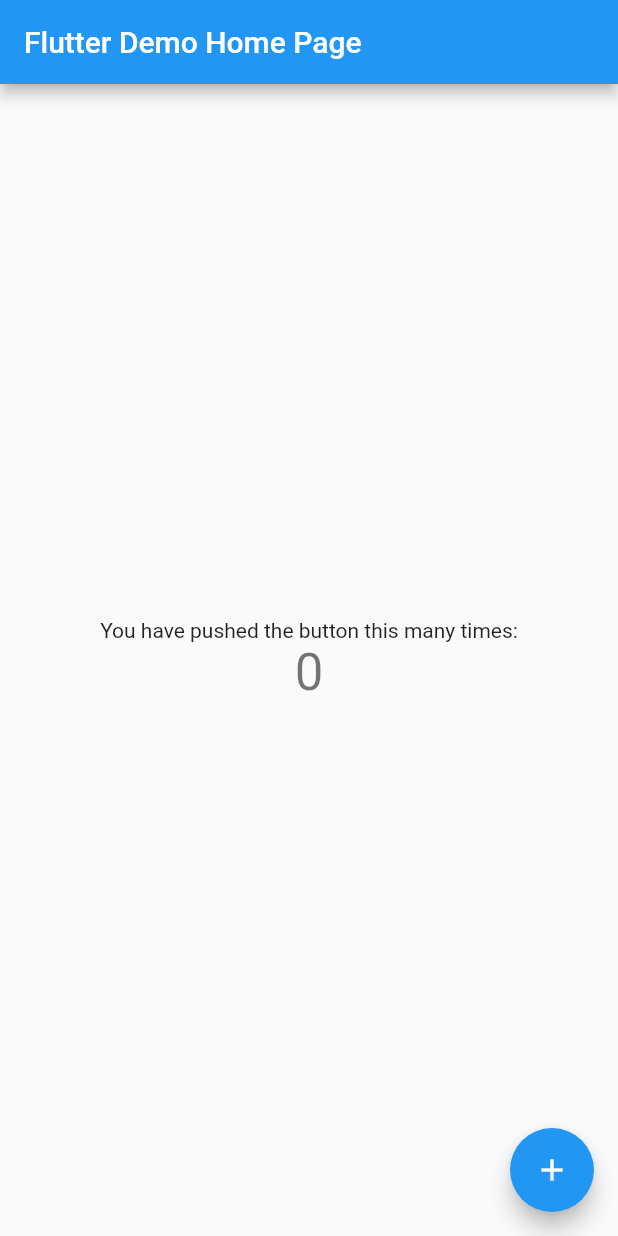
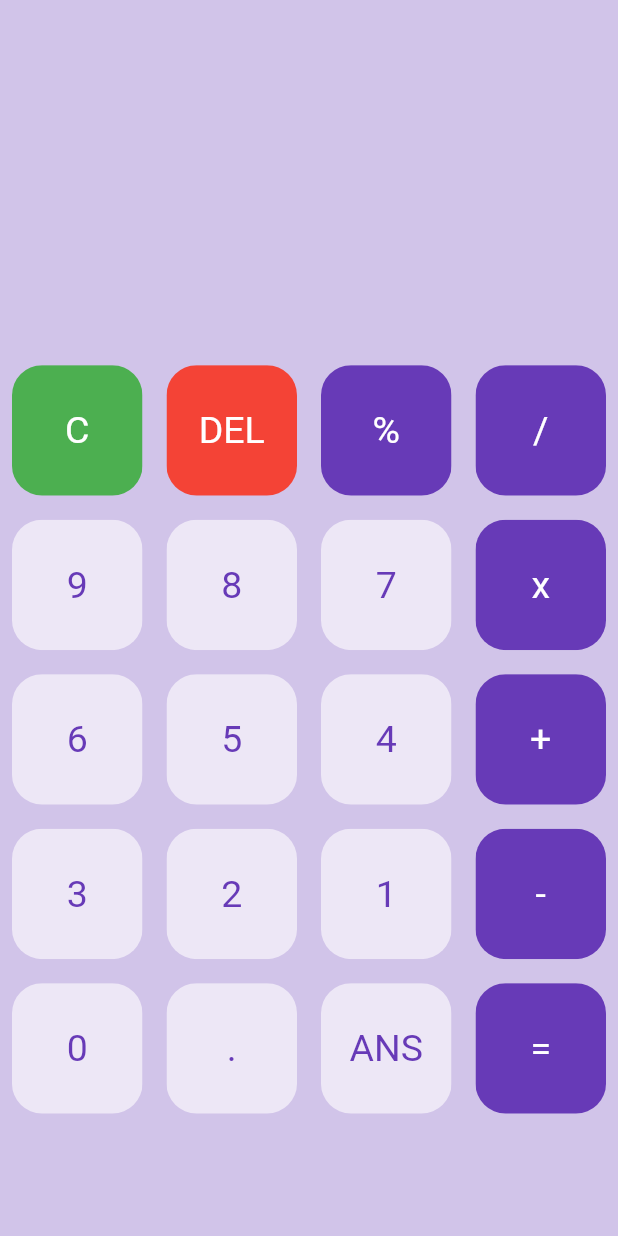
Before and after one commit to jacksari/calculadora-flutter, a Flutter app: the screen it shows after launch, on a phone screen of 412 x 824 dp. Run offline on Flutter 3.47's test engine with Material 2 defaults, Android fonts, the phone set to English and light mode, and no system bars; our stand-ins replace math_expressions.

Commit message:
finalizado v1

```diff
--- /dev/null
+++ b/lib/buttons.dart
@@ -0,0 +1,32 @@
+import 'package:flutter/material.dart';
+
+class MyButton extends StatelessWidget {
+  final color;
+  final textColor;
+  final String buttonText;
+  final buttonTapped;
+
+  MyButton({this.color, this.textColor, this.buttonText, this.buttonTapped});
+
+  @override
+  Widget build(BuildContext context) {
+    return GestureDetector(
+      onTap: buttonTapped,
+      child: Padding(
+        padding: const EdgeInsets.all(8.0),
+        child: ClipRRect(
+          borderRadius: BorderRadius.circular(20),
+          child: Container(
+            color: color,
+            child: Center(
+              child: Text(
+                buttonText,
+                style: TextStyle(color: textColor, fontSize: 25),
+              ),
+            ),
+          ),
+        ),
+      ),
+    );
+  }
+}
--- a/lib/main.dart
+++ b/lib/main.dart
@@ -1,113 +1,170 @@
+import 'package:calculadora/buttons.dart';
 import 'package:flutter/material.dart';
+import 'package:math_expressions/math_expressions.dart';
 
 void main() {
   runApp(MyApp());
 }
 
 class MyApp extends StatelessWidget {
-  // This widget is the root of your application.
   @override
   Widget build(BuildContext context) {
     return MaterialApp(
       title: 'Flutter Demo',
+      debugShowCheckedModeBanner: false,
       theme: ThemeData(
-        // This is the theme of your application.
-        //
-        // Try running your application with "flutter run". You'll see the
-        // application has a blue toolbar. Then, without quitting the app, try
-        // changing the primarySwatch below to Colors.green and then invoke
-        // "hot reload" (press "r" in the console where you ran "flutter run",
-        // or simply save your changes to "hot reload" in a Flutter IDE).
-        // Notice that the counter didn't reset back to zero; the application
-        // is not restarted.
         primarySwatch: Colors.blue,
       ),
-      home: MyHomePage(title: 'Flutter Demo Home Page'),
+      home: MyHomePage(),
     );
   }
 }
 
 class MyHomePage extends StatefulWidget {
-  MyHomePage({Key key, this.title}) : super(key: key);
-
-  // This widget is the home page of your application. It is stateful, meaning
-  // that it has a State object (defined below) that contains fields that affect
-  // how it looks.
-
-  // This class is the configuration for the state. It holds the values (in this
-  // case the title) provided by the parent (in this case the App widget) and
-  // used by the build method of the State. Fields in a Widget subclass are
-  // always marked "final".
-
-  final String title;
-
-  @override
   _MyHomePageState createState() => _MyHomePageState();
 }
 
 class _MyHomePageState extends State<MyHomePage> {
-  int _counter = 0;
+  var userQuestion = '';
+  var userAnswer = '';
 
-  void _incrementCounter() {
-    setState(() {
-      // This call to setState tells the Flutter framework that something has
-      // changed in this State, which causes it to rerun the build method below
-      // so that the display can reflect the updated values. If we changed
-      // _counter without calling setState(), then the build method would not be
-      // called again, and so nothing would appear to happen.
-      _counter++;
-    });
-  }
+  final List<String> buttons = [
+    'C',
+    'DEL',
+    '%',
+    '/',
+    '9',
+    '8',
+    '7',
+    'x',
+    '6',
+    '5',
+    '4',
+    '+',
+    '3',
+    '2',
+    '1',
+    '-',
+    '0',
+    '.',
+    'ANS',
+    '=',
+  ];
 
   @override
   Widget build(BuildContext context) {
-    // This method is rerun every time setState is called, for instance as done
-    // by the _incrementCounter method above.
-    //
-    // The Flutter framework has been optimized to make rerunning build methods
-    // fast, so that you can just rebuild anything that needs updating rather
-    // than having to individually change instances of widgets.
     return Scaffold(
-      appBar: AppBar(
-        // Here we take the value from the MyHomePage object that was created by
-        // the App.build method, and use it to set our appbar title.
-        title: Text(widget.title),
-      ),
-      body: Center(
-        // Center is a layout widget. It takes a single child and positions it
-        // in the middle of the parent.
-        child: Column(
-          // Column is also a layout widget. It takes a list of children and
-          // arranges them vertically. By default, it sizes itself to fit its
-          // children horizontally, and tries to be as tall as its parent.
-          //
-          // Invoke "debug painting" (press "p" in the console, choose the
-          // "Toggle Debug Paint" action from the Flutter Inspector in Android
-          // Studio, or the "Toggle Debug Paint" command in Visual Studio Code)
-          // to see the wireframe for each widget.
-          //
-          // Column has various properties to control how it sizes itself and
-          // how it positions its children. Here we use mainAxisAlignment to
-          // center the children vertically; the main axis here is the vertical
-          // axis because Columns are vertical (the cross axis would be
-          // horizontal).
-          mainAxisAlignment: MainAxisAlignment.center,
-          children: <Widget>[
-            Text(
-              'You have pushed the button this many times:',
+      backgroundColor: Colors.deepPurple[100],
+      body: Column(
+          children: [
+            Expanded(
+              flex: 2,
+              child: Container(
+                child: Column(
+                  mainAxisAlignment: MainAxisAlignment.spaceEvenly,
+                  children: [
+                    SizedBox(height: 50, ),
+                    Container(
+                      padding: EdgeInsets.all(20),
+                      alignment: Alignment.centerLeft,
+                      child: Text(userQuestion, style: TextStyle(fontSize: 30),)
+                    ),
+                    Container(
+                      padding: EdgeInsets.all(20),
+                      alignment: Alignment.centerRight,
+                      child: Text(userAnswer, style: TextStyle(fontSize: 30),)
+                    )
+                  ],
+                ),
+              ),
             ),
-            Text(
-              '$_counter',
-              style: Theme.of(context).textTheme.headline4,
+            Expanded(
+              flex: 5,
+              child: Container(
+                  child: GridView.builder(
+                      itemCount: buttons.length,
+                      gridDelegate: SliverGridDelegateWithFixedCrossAxisCount(
+                          crossAxisCount: 4),
+                      itemBuilder: (BuildContext context, int index) {
+                        if (index == 0) {
+                          return MyButton(
+                            buttonTapped: (){
+                              setState(() {
+                                userQuestion = '';
+                              });
+                            },
+                            buttonText: buttons[index],
+                            color: Colors.green,
+                            textColor: Colors.white,
+                          );
+                        } else if (index == 1) {
+                          return MyButton(
+                            buttonTapped: (){
+                              if(userQuestion != ''){
+                                setState(() {
+                                  userQuestion = userQuestion.substring(0, userQuestion.length - 1);
+                                });
+                              }
+                            },
+                            buttonText: buttons[index],
+                            color: Colors.red,
+                            textColor: Colors.white,
+                          );
+                        } else if (index == 19) {
+                          return MyButton(
+                            buttonTapped: (){
+                              setState(() {
+                                equalPressed();
+                              });
+                            },
+                            buttonText: buttons[index],
+                            color: isOperator(buttons[index])
+                                ? Colors.deepPurple
+                                : Colors.deepPurple[50],
+                            textColor: isOperator(buttons[index])
+                                ? Colors.white
+                                : Colors.deepPurple,
+                          );
+                        } else {
+                          return MyButton(
+                            buttonTapped: (){
+                              setState(() {
+                                userQuestion += buttons[index];
+                              });
+                            },
+                            buttonText: buttons[index],
+                            color: isOperator(buttons[index])
+                                ? Colors.deepPurple
+                                : Colors.deepPurple[50],
+                            textColor: isOperator(buttons[index])
+                                ? Colors.white
+                                : Colors.deepPurple,
+                          );
+                        }
+                      })),
             ),
           ],
         ),
-      ),
-      floatingActionButton: FloatingActionButton(
-        onPressed: _incrementCounter,
-        tooltip: 'Increment',
-        child: Icon(Icons.add),
-      ), // This trailing comma makes auto-formatting nicer for build methods.
     );
   }
+
+  bool isOperator(String x) {
+    if (x == '%' || x == '/' || x == 'x' || x == '-' || x == '=' || x == '+') {
+      return true;
+    }
+    return false;
+  }
+
+  void equalPressed() {
+    String finalQuestion = userQuestion;
+    finalQuestion = finalQuestion.replaceAll('x', '*');
+    Parser p = Parser();
+    Expression exp = p.parse(finalQuestion);
+    ContextModel cm = ContextModel();
+    double eval = exp.evaluate(EvaluationType.REAL, cm);
+
+    userAnswer = eval.toString();
+
+  }
+
 }
--- a/pubspec.yaml
+++ b/pubspec.yaml
@@ -28,6 +28,7 @@ dependencies:
   # The following adds the Cupertino Icons font to your application.
   # Use with the CupertinoIcons class for iOS style icons.
   cupertino_icons: ^1.0.2
+  math_expressions: ^2.1.1
 
 dev_dependencies:
   flutter_test:
```
Also changed, not shown: pubspec.lock.
